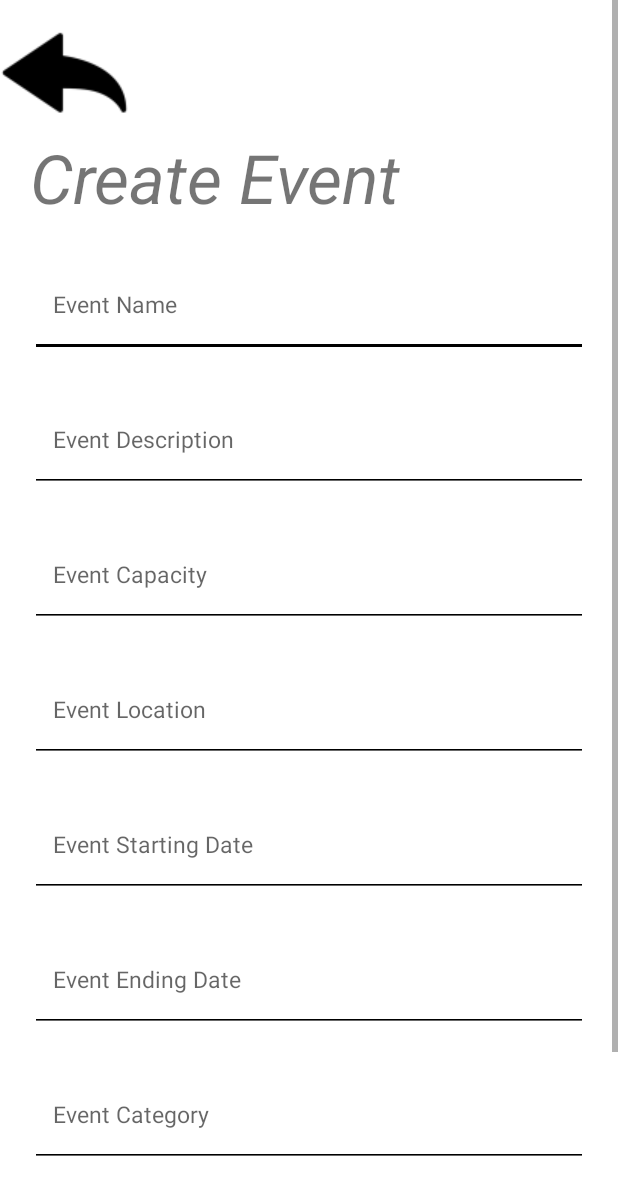
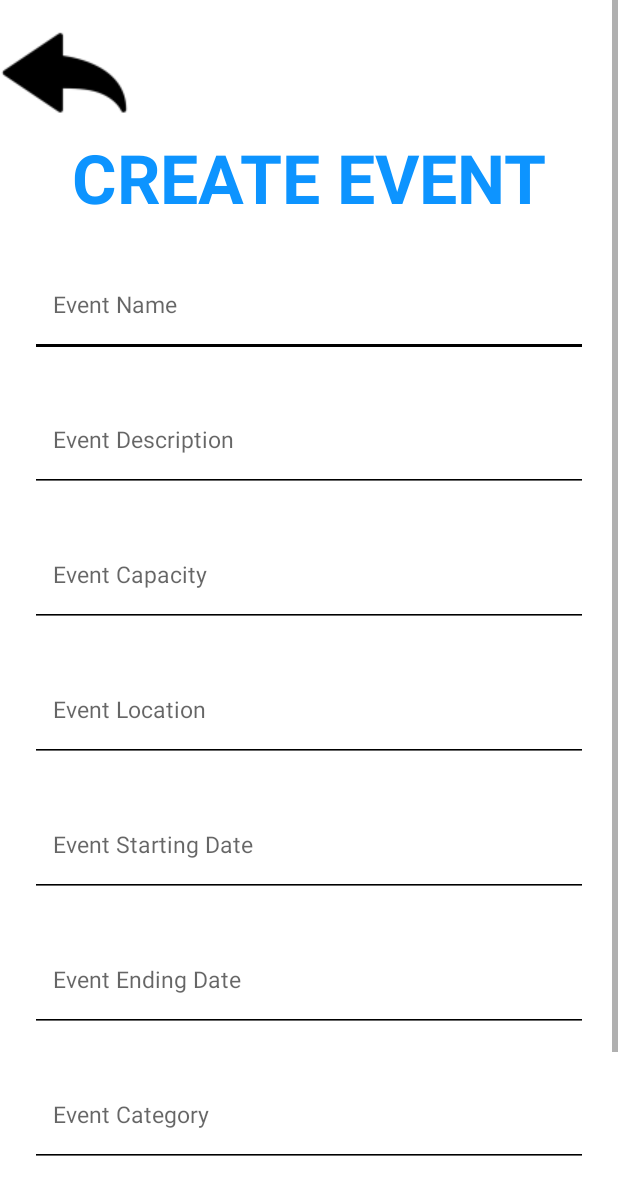
Before and after one commit to pcoderch/FinalProjectEvents, an Android app: the CreateEventActivity screen opened directly, with no data from a screen before it, on a phone screen of 412 x 824 dp. Shown: the top 1195 px of the screen. Run offline under Robolectric (Android 15) with nearby library versions, the phone set to English and light mode, and no system bars; our stand-ins replace Volley.

Commit message:
color changes

```diff
--- a/app/src/main/res/layout/create_event.xml
+++ b/app/src/main/res/layout/create_event.xml
@@ -25,12 +25,13 @@
             <TextView
                 android:layout_width="match_parent"
                 android:layout_height="60dp"
+                android:layout_gravity="center"
+                android:layout_marginTop="10dp"
                 android:text="@string/create_event"
-                android:layout_marginTop="10dp"
-                android:layout_marginStart="20dp"
+                android:textAlignment="center"
+                android:textColor="#0D94FF"
                 android:textSize="45sp"
-                android:textStyle="italic">
-            </TextView>
+                android:textStyle="bold"></TextView>
 
             <EditText
                 android:id="@+id/et_event_name"
@@ -40,6 +41,7 @@
                 android:layout_marginEnd="20dp"
                 android:layout_marginStart="20dp"
                 android:hint="@string/event_name"
+                android:textColor="@color/azul_oscuro"
                 android:padding="15dp"
                 android:textSize="15sp"
                 android:autofillHints=""
@@ -55,6 +57,7 @@
                 android:layout_marginEnd="20dp"
                 android:layout_marginStart="20dp"
                 android:hint="@string/event_description"
+                android:textColor="@color/azul_oscuro"
                 android:padding="15dp"
                 android:textSize="15sp"
                 android:autofillHints=""
@@ -70,6 +73,7 @@
                 android:layout_marginEnd="20dp"
                 android:layout_marginStart="20dp"
                 android:hint="@string/event_capacity"
+                android:textColor="@color/azul_oscuro"
                 android:padding="15dp"
                 android:textSize="15sp"
                 android:autofillHints=""
@@ -85,6 +89,7 @@
                 android:layout_marginEnd="20dp"
                 android:layout_marginStart="20dp"
                 android:hint="@string/event_location"
+                android:textColor="@color/azul_oscuro"
                 android:padding="15dp"
                 android:textSize="15sp"
                 android:autofillHints=""
@@ -100,6 +105,7 @@
                 android:layout_marginEnd="20dp"
                 android:layout_marginStart="20dp"
                 android:hint="@string/event_start_date"
+                android:textColor="@color/azul_oscuro"
                 android:padding="15dp"
                 android:textSize="15sp"
                 android:autofillHints=""
@@ -115,6 +121,7 @@
                 android:layout_marginEnd="20dp"
                 android:layout_marginStart="20dp"
                 android:hint="@string/event_end_date"
+                android:textColor="@color/azul_oscuro"
                 android:padding="15dp"
                 android:textSize="15sp"
                 android:autofillHints=""
@@ -130,6 +137,7 @@
                 android:layout_marginEnd="20dp"
                 android:layout_marginStart="20dp"
                 android:hint="@string/event_category"
+                android:textColor="@color/azul_oscuro"
                 android:padding="15dp"
                 android:textSize="15sp"
                 android:autofillHints=""
@@ -145,6 +153,7 @@
                 android:layout_marginEnd="20dp"
                 android:layout_marginStart="20dp"
                 android:hint="@string/event_image"
+                android:textColor="@color/azul_oscuro"
                 android:padding="15dp"
                 android:textSize="15sp"
                 android:autofillHints=""
--- a/app/src/main/res/values/colors.xml
+++ b/app/src/main/res/values/colors.xml
@@ -1,13 +1,11 @@
 <?xml version="1.0" encoding="utf-8"?>
 <resources>
-    <color name="purple_200">#FFBB86FC</color>
-    <color name="purple_500">#FF6200EE</color>
-    <color name="purple_700">#FF3700B3</color>
-    <color name="teal_200">#FF03DAC5</color>
-    <color name="teal_700">#FF018786</color>
+    <color name="pink">#FFFB03C5</color>
+    <color name="purple">#FFBB86FC</color>
+    <color name="azul_oscuro">#0019A3</color>
+    <color name="azul_claro">#FF0D94FF</color>
+    <color name="teal_flojo">#03BDAB</color>
+    <color name="verde">#FF018786</color>
     <color name="black">#FF000000</color>
     <color name="white">#FFFFFFFF</color>
-    <color name="red">#FF0000</color>
-    <color name="pink">#FFFB03C5</color>
-
 </resources>
--- a/app/src/main/res/values/strings.xml
+++ b/app/src/main/res/values/strings.xml
@@ -14,7 +14,7 @@
     <string name="create_account">CREATE ACCOUNT</string>
     <string name="login">LOG IN</string>
     <string name="next">NEXT</string>
-    <string name="create_event">Create Event</string>
+    <string name="create_event">CREATE EVENT</string>
     <string name="event_name">Event Name</string>
     <string name="event_description">Event Description</string>
     <string name="event_date">Event Date</string>
```
Also changed, not shown: app/src/main/res/layout/edit_profile.xml (+6 -1 lines).
